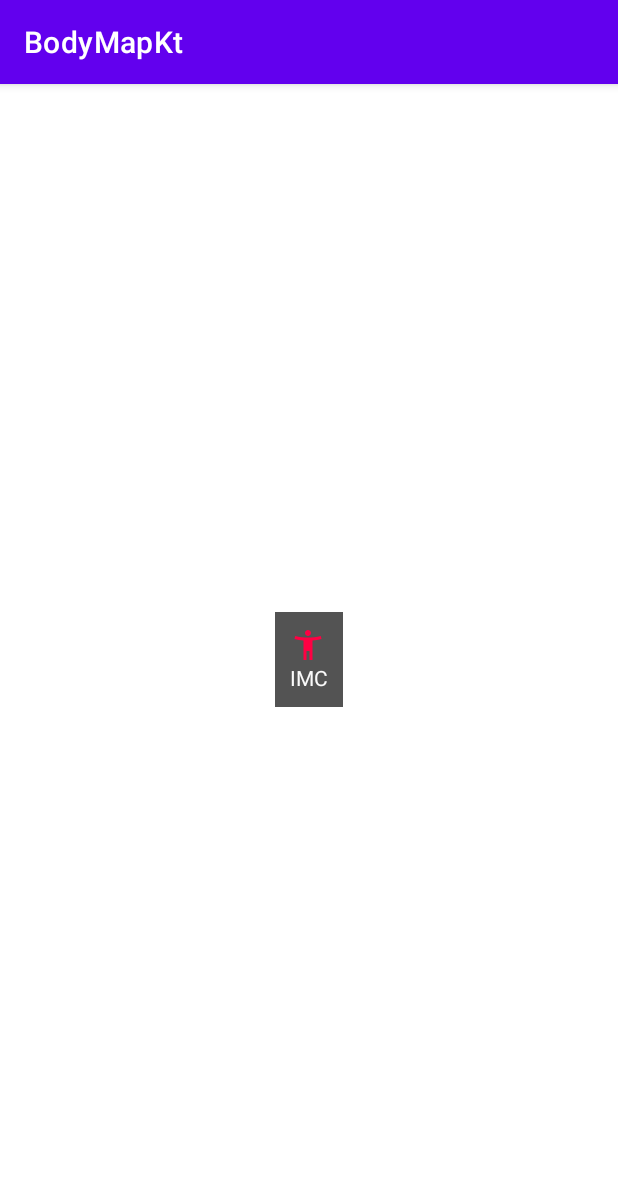
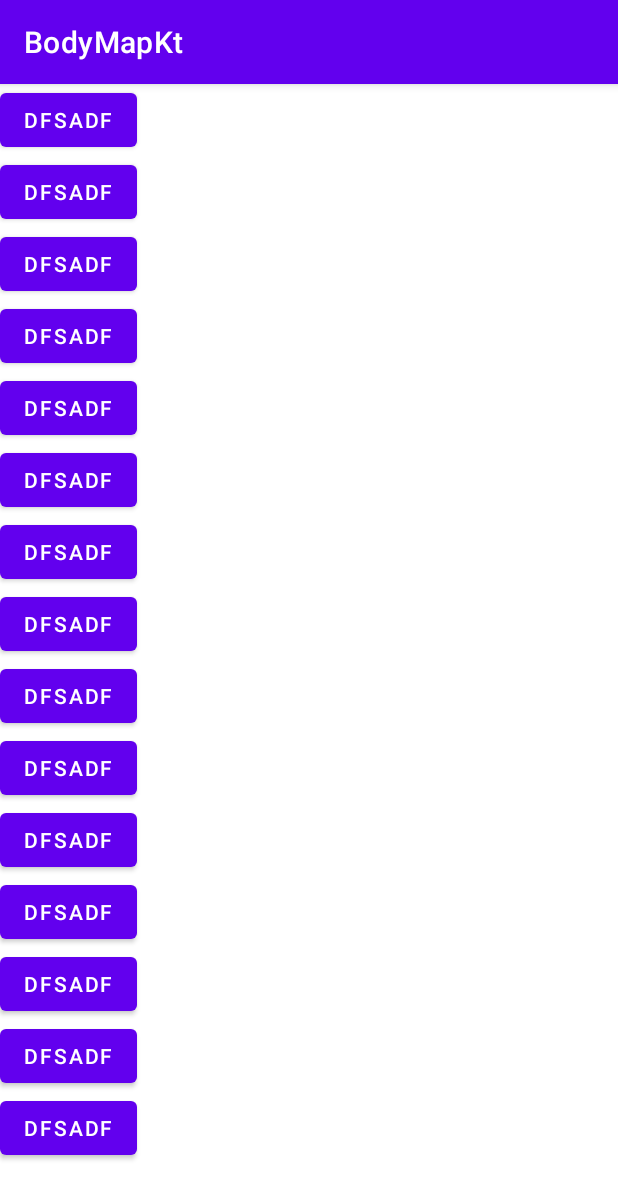
Before and after one commit to EriqueRocha/BodyMapKt, an Android app: the screen it shows after launch (MainActivity), on a phone screen of 412 x 824 dp. Shown: the top 1199 px of the screen. Run offline under Robolectric (Android 15) with nearby library versions, the phone set to English and light mode, and no system bars.

Commit message:
implementando recyclerView

```diff
--- a/app/src/main/java/com/example/bodymapkt/ImcActivity.kt
+++ b/app/src/main/java/com/example/bodymapkt/ImcActivity.kt
@@ -1,9 +1,11 @@
 package com.example.bodymapkt
 
+import android.content.Context
 import android.content.DialogInterface
 import androidx.appcompat.app.AppCompatActivity
 import android.os.Bundle
 import android.util.Log
+import android.view.inputmethod.InputMethodManager
 import android.widget.Toast
 import androidx.annotation.StringRes
 import androidx.annotation.StyleRes
@@ -29,7 +31,7 @@ class ImcActivity : AppCompatActivity() {
             val result = calculateImc(weight, height)
             Log.d("teste", "resultado: $result")
 
-            val imcResponseId =imcResponse(result)
+            val imcResponseId = imcResponse(result)
 
             val dialog = AlertDialog.Builder(this)
 
@@ -41,6 +43,10 @@ class ImcActivity : AppCompatActivity() {
             }
                 .create()
                 .show()
+
+            //esconder teclado após apertar o botão
+          val service = getSystemService(Context.INPUT_METHOD_SERVICE) as InputMethodManager
+            service.hideSoftInputFromWindow(currentFocus?.windowToken,0)
         }
     }
     //as classes que derivam de um XML tem seus valores representados por numero inteiro
--- a/app/src/main/java/com/example/bodymapkt/MainActivity.kt
+++ b/app/src/main/java/com/example/bodymapkt/MainActivity.kt
@@ -1,8 +1,11 @@
 package com.example.bodymapkt
 
-import android.content.Intent
 import androidx.appcompat.app.AppCompatActivity
 import android.os.Bundle
+import android.view.View
+import android.view.ViewGroup
+import androidx.recyclerview.widget.LinearLayoutManager
+import androidx.recyclerview.widget.RecyclerView
 import com.example.bodymapkt.databinding.ActivityMainBinding
 
 class MainActivity : AppCompatActivity() {
@@ -13,10 +16,36 @@ class MainActivity : AppCompatActivity() {
         super.onCreate(savedInstanceState)
         setContentView(binding.root)
 
-        binding.btnImc.setOnClickListener{
-            val intent = Intent(this, ImcActivity::class.java)
-            startActivity(intent)
+        val adapter = MainAdapter()
+
+       binding.rvMain.adapter = adapter //informa qual layout que vai inflar, quantos item e como renderizar
+
+        //posição dos elementos
+        binding.rvMain.layoutManager = LinearLayoutManager(this)
+
+    }
+    //informando que está classe será a classe que vai adaptar a recyclerview, o que será adaptado no adapter
+    // e para isso precisará estender de RecyclerView.Adapter
+    private inner class MainAdapter: RecyclerView.Adapter<MainViewHolder>(){
+
+        //informa o layout xml da célula especifica, o item
+        override fun onCreateViewHolder(parent: ViewGroup, viewType: Int): MainViewHolder {
+            val view = layoutInflater.inflate(R.layout.main_item, parent, false)
+            return MainViewHolder(view)
+        }
+        // é acionado quando a tela rola etem q trocar o conteudo das celulas que estão aparecendo
+        override fun onBindViewHolder(holder: MainViewHolder, position: Int) {
+
+        }
+
+        // retorna um inteiro pra informar quantas celulas a lista terá
+        override fun getItemCount(): Int {
+            return 15
         }
 
     }
+
+    //classe que informa a celula especifica, que mostra cada célula
+    //esta classe espera uma view e estende de RecyclerView.ViewHolder
+    private class MainViewHolder(view: View) : RecyclerView.ViewHolder(view)
 }
--- a/app/src/main/res/layout/activity_main.xml
+++ b/app/src/main/res/layout/activity_main.xml
@@ -8,25 +8,30 @@
     android:gravity="center"
     tools:context=".MainActivity">
 
-    <androidx.appcompat.widget.LinearLayoutCompat
-        android:id="@+id/btn_imc"
-        android:background="@color/fundo_claro"
-        android:layout_width="wrap_content"
-        android:layout_height="wrap_content"
-        android:orientation="vertical"
-        android:padding="10dp" >
+    <androidx.recyclerview.widget.RecyclerView
+        android:id="@+id/rv_main"
+        android:layout_width="match_parent"
+        android:layout_height="match_parent"/>
+
+<!--    <androidx.appcompat.widget.LinearLayoutCompat-->
+<!--        android:id="@+id/btn_imc"-->
+<!--        android:background="@color/fundo_claro"-->
+<!--        android:layout_width="wrap_content"-->
+<!--        android:layout_height="wrap_content"-->
+<!--        android:orientation="vertical"-->
+<!--        android:padding="10dp" >-->
 
 
-    <ImageView
-        android:layout_width="wrap_content"
-        android:layout_height="wrap_content"
-        android:src="@drawable/ic_imc"/>
+<!--    <ImageView-->
+<!--        android:layout_width="wrap_content"-->
+<!--        android:layout_height="wrap_content"-->
+<!--        android:src="@drawable/ic_imc"/>-->
 
-    <TextView
-        android:textColor="@color/text_color"
-        android:text="@string/label_imc"
-        android:layout_width="wrap_content"
-        android:layout_height="wrap_content" />
+<!--    <TextView-->
+<!--        android:textColor="@color/text_color"-->
+<!--        android:text="@string/label_imc"-->
+<!--        android:layout_width="wrap_content"-->
+<!--        android:layout_height="wrap_content" />-->
 
-    </androidx.appcompat.widget.LinearLayoutCompat>
+<!--    </androidx.appcompat.widget.LinearLayoutCompat>-->
 </androidx.appcompat.widget.LinearLayoutCompat>
--- /dev/null
+++ b/app/src/main/res/layout/main_item.xml
@@ -0,0 +1,13 @@
+<?xml version="1.0" encoding="utf-8"?>
+<LinearLayout xmlns:android="http://schemas.android.com/apk/res/android"
+    android:layout_width="match_parent"
+    android:layout_height="wrap_content"
+    >
+
+    <Button
+        android:id="@+id/btn_item"
+        android:layout_width="wrap_content"
+        android:layout_height="wrap_content"
+        android:text="dfsadf"/>
+
+</LinearLayout>
```
